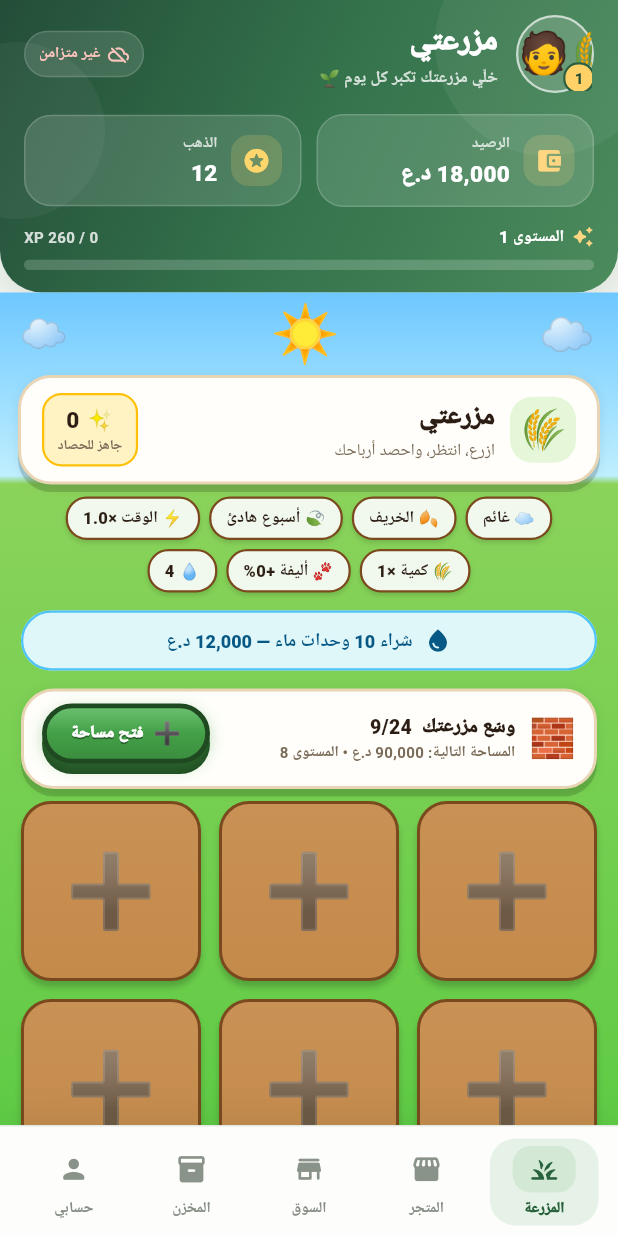
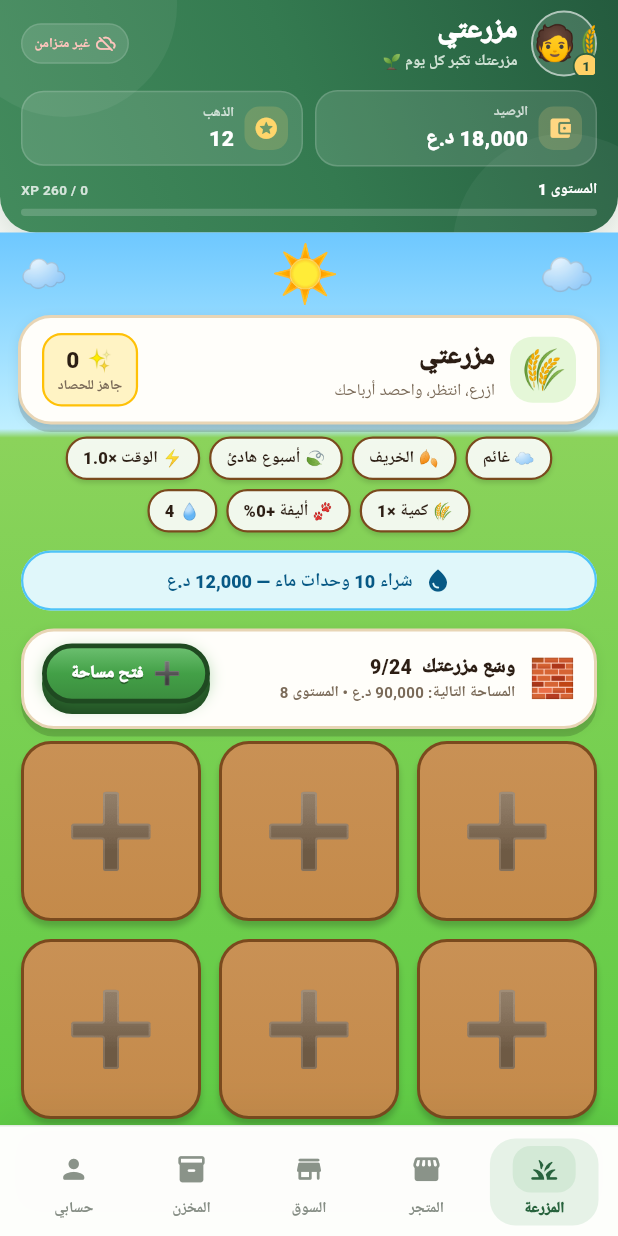
Before and after one commit to madara19091909/myapp2cpr, a Flutter app: the screen it shows once a user with an empty profile is signed in, on a phone screen of 412 x 824 dp. Run offline on Flutter 3.47's test engine with Material 3 defaults, Android fonts, the phone set to English and light mode, and no system bars; our stand-ins replace cloud_firestore, firebase_auth, firebase_core, shared_preferences; accounts and stored records are empty.

Commit message:
update lib/features/home/widgets/top_bar.dart

```diff
--- a/lib/features/home/widgets/top_bar.dart
+++ b/lib/features/home/widgets/top_bar.dart
@@ -4,6 +4,7 @@ import 'package:provider/provider.dart';
 import '../../../core/utils/formatters.dart';
 import '../../game/state/game_state.dart';
 
+/// Compact farm-only status header. It is deliberately not shown on the other tabs.
 class TopBar extends StatelessWidget {
   const TopBar({super.key, required this.onProfileTap});
   final VoidCallback onProfileTap;
@@ -14,64 +15,96 @@ class TopBar extends StatelessWidget {
     return Container(
       decoration: const BoxDecoration(
         gradient: LinearGradient(
-          begin: Alignment.topLeft,
-          end: Alignment.bottomRight,
-          colors: [Color(0xFF244D38), Color(0xFF34734C), Color(0xFF4C8B5C)],
+          begin: Alignment.topRight,
+          end: Alignment.bottomLeft,
+          colors: [Color(0xFF245B3E), Color(0xFF347A50), Color(0xFF438B5D)],
         ),
-        borderRadius: BorderRadius.vertical(bottom: Radius.circular(28)),
-        boxShadow: [BoxShadow(color: Color(0x26304E39), blurRadius: 22, offset: Offset(0, 8))],
+        borderRadius: BorderRadius.vertical(bottom: Radius.circular(24)),
+        boxShadow: [
+          BoxShadow(color: Color(0x24234D35), blurRadius: 16, offset: Offset(0, 5)),
+        ],
       ),
       child: ClipRRect(
-        borderRadius: const BorderRadius.vertical(bottom: Radius.circular(28)),
+        borderRadius: const BorderRadius.vertical(bottom: Radius.circular(24)),
         child: Stack(
           children: [
             Positioned(
-              top: -46, right: -28,
-              child: Container(
-                width: 150, height: 150,
-                decoration: BoxDecoration(shape: BoxShape.circle, color: Colors.white.withValues(alpha: .055)),
-              ),
+              top: -72,
+              left: -32,
+              child: _GlowCircle(size: 150, opacity: .055),
             ),
             Positioned(
-              top: 28, left: -48,
-              child: Container(
-                width: 118, height: 118,
-                decoration: BoxDecoration(shape: BoxShape.circle, color: Colors.white.withValues(alpha: .045)),
-              ),
+              bottom: -84,
+              right: -40,
+              child: _GlowCircle(size: 150, opacity: .045),
             ),
             SafeArea(
               bottom: false,
               child: Padding(
-                padding: const EdgeInsets.fromLTRB(16, 10, 16, 15),
+                padding: const EdgeInsets.fromLTRB(14, 7, 14, 11),
                 child: Column(
                   mainAxisSize: MainAxisSize.min,
                   children: [
                     Row(
                       children: [
                         _Avatar(level: game.level, onTap: onProfileTap),
-                        const SizedBox(width: 12),
-                        Expanded(
+                        const SizedBox(width: 9),
+                        const Expanded(
                           child: Column(
                             crossAxisAlignment: CrossAxisAlignment.start,
+                            mainAxisSize: MainAxisSize.min,
                             children: [
-                              const Text('مزرعتي', style: TextStyle(color: Colors.white, fontSize: 21, fontWeight: FontWeight.w900, letterSpacing: -.3)),
-                              const SizedBox(height: 2),
-                              Text('خلّي مزرعتك تكبر كل يوم 🌱', style: TextStyle(color: Colors.white.withValues(alpha: .78), fontSize: 11, fontWeight: FontWeight.w600)),
+                              Text(
+                                'مزرعتي',
+                                style: TextStyle(
+                                  color: Colors.white,
+                                  fontSize: 19,
+                                  height: 1.15,
+                                  fontWeight: FontWeight.w900,
+                                ),
+                              ),
+                              SizedBox(height: 2),
+                              Text(
+                                'مزرعتك تكبر كل يوم 🌱',
+                                style: TextStyle(
+                                  color: Color(0xDDE8F4EA),
+                                  fontSize: 10,
+                                  fontWeight: FontWeight.w600,
+                                ),
+                              ),
                             ],
                           ),
                         ),
-                        _CloudSyncStatus(saving: game.isCloudSaving, error: game.cloudSyncError, lastSync: game.lastCloudSync),
+                        _CloudSyncStatus(
+                          saving: game.isCloudSaving,
+                          error: game.cloudSyncError,
+                          lastSync: game.lastCloudSync,
+                        ),
                       ],
                     ),
-                    const SizedBox(height: 14),
+                    const SizedBox(height: 9),
                     Row(
                       children: [
-                        Expanded(child: _BalanceCard(icon: Icons.account_balance_wallet_rounded, label: 'الرصيد', value: formatIqd(game.money), accent: const Color(0xFFFFD782))),
-                        const SizedBox(width: 10),
-                        Expanded(child: _BalanceCard(icon: Icons.stars_rounded, label: 'الذهب', value: formatNumber(game.gold), accent: const Color(0xFFFFD66B))),
+                        Expanded(
+                          child: _BalanceCard(
+                            icon: Icons.account_balance_wallet_rounded,
+                            label: 'الرصيد',
+                            value: formatIqd(game.money),
+                            accent: const Color(0xFFFFD782),
+                          ),
+                        ),
+                        const SizedBox(width: 8),
+                        Expanded(
+                          child: _BalanceCard(
+                            icon: Icons.stars_rounded,
+                            label: 'الذهب',
+                            value: formatNumber(game.gold),
+                            accent: const Color(0xFFFFD66B),
+                          ),
+                        ),
                       ],
                     ),
-                    const SizedBox(height: 12),
+                    const SizedBox(height: 8),
                     _XpBar(level: game.level, xp: game.xp, needed: game.xpNeeded),
                   ],
                 ),
@@ -84,6 +117,22 @@ class TopBar extends StatelessWidget {
   }
 }
 
+class _GlowCircle extends StatelessWidget {
+  const _GlowCircle({required this.size, required this.opacity});
+  final double size;
+  final double opacity;
+
+  @override
+  Widget build(BuildContext context) => Container(
+        width: size,
+        height: size,
+        decoration: BoxDecoration(
+          shape: BoxShape.circle,
+          color: Colors.white.withValues(alpha: opacity),
+        ),
+      );
+}
+
 class _CloudSyncStatus extends StatelessWidget {
   const _CloudSyncStatus({required this.saving, required this.error, required this.lastSync});
   final bool saving;
@@ -92,19 +141,38 @@ class _CloudSyncStatus extends StatelessWidget {
 
   @override
   Widget build(BuildContext context) {
-    final color = saving ? const Color(0xFFFFD782) : error != null ? const Color(0xFFFFC5BD) : lastSync != null ? const Color(0xFFBDF3CE) : Colors.white70;
-    final icon = saving ? Icons.cloud_sync_rounded : error != null ? Icons.cloud_off_rounded : lastSync != null ? Icons.cloud_done_rounded : Icons.cloud_queue_rounded;
+    final color = saving
+        ? const Color(0xFFFFD782)
+        : error != null
+            ? const Color(0xFFFFC5BD)
+            : lastSync != null
+                ? const Color(0xFFBDF3CE)
+                : Colors.white70;
+    final icon = saving
+        ? Icons.cloud_sync_rounded
+        : error != null
+            ? Icons.cloud_off_rounded
+            : lastSync != null
+                ? Icons.cloud_done_rounded
+                : Icons.cloud_queue_rounded;
     final label = saving ? 'يحفظ' : error != null ? 'غير متزامن' : lastSync != null ? 'محفوظ' : 'ينتظر';
     return Tooltip(
       message: error ?? label,
       child: Container(
-        padding: const EdgeInsets.symmetric(horizontal: 9, vertical: 7),
-        decoration: BoxDecoration(color: Colors.white.withValues(alpha: .12), borderRadius: BorderRadius.circular(20), border: Border.all(color: Colors.white.withValues(alpha: .14))),
-        child: Row(mainAxisSize: MainAxisSize.min, children: [
-          Icon(icon, size: 14, color: color),
-          const SizedBox(width: 5),
-          Text(label, style: TextStyle(color: color, fontSize: 10, fontWeight: FontWeight.w800)),
-        ]),
+        padding: const EdgeInsets.symmetric(horizontal: 8, vertical: 6),
+        decoration: BoxDecoration(
+          color: Colors.white.withValues(alpha: .12),
+          borderRadius: BorderRadius.circular(20),
+          border: Border.all(color: Colors.white.withValues(alpha: .13)),
+        ),
+        child: Row(
+          mainAxisSize: MainAxisSize.min,
+          children: [
+            Icon(icon, size: 13, color: color),
+            const SizedBox(width: 4),
+            Text(label, style: TextStyle(color: color, fontSize: 9, fontWeight: FontWeight.w800)),
+          ],
+        ),
       ),
     );
   }
@@ -117,27 +185,40 @@ class _Avatar extends StatelessWidget {
 
   @override
   Widget build(BuildContext context) => Semantics(
-    button: true, label: 'الملف الشخصي، المستوى $level',
+        button: true,
+        label: 'الملف الشخصي، المستوى $level',
         child: GestureDetector(
           onTap: onTap,
           child: Container(
-        width: 52, height: 52,
+            width: 44,
+            height: 44,
             decoration: BoxDecoration(
-          color: Colors.white.withValues(alpha: .16),
+              color: Colors.white.withValues(alpha: .14),
               shape: BoxShape.circle,
-          border: Border.all(color: Colors.white.withValues(alpha: .65), width: 1.5),
+              border: Border.all(color: Colors.white.withValues(alpha: .58), width: 1.3),
             ),
-        child: Stack(alignment: Alignment.center, children: [
-          const Text('🧑‍🌾', style: TextStyle(fontSize: 27)),
+            child: Stack(
+              alignment: Alignment.center,
+              children: [
+                const Text('🧑‍🌾', style: TextStyle(fontSize: 23)),
                 Positioned(
-            right: -2, bottom: -2,
+                  right: -3,
+                  bottom: -3,
                   child: Container(
-              padding: const EdgeInsets.symmetric(horizontal: 6, vertical: 2),
-              decoration: BoxDecoration(color: const Color(0xFFFFD166), borderRadius: BorderRadius.circular(10), border: Border.all(color: const Color(0xFF2D6040), width: 1.5)),
-              child: Text('$level', style: const TextStyle(color: Color(0xFF254C35), fontSize: 10, fontWeight: FontWeight.w900)),
+                    padding: const EdgeInsets.symmetric(horizontal: 5, vertical: 1),
+                    decoration: BoxDecoration(
+                      color: const Color(0xFFFFD166),
+                      borderRadius: BorderRadius.circular(9),
+                      border: Border.all(color: const Color(0xFF2D6040), width: 1.2),
+                    ),
+                    child: Text(
+                      '$level',
+                      style: const TextStyle(color: Color(0xFF254C35), fontSize: 9, fontWeight: FontWeight.w900),
                     ),
                   ),
-        ]),
+                ),
+              ],
+            ),
           ),
         ),
       );
@@ -152,21 +233,40 @@ class _BalanceCard extends StatelessWidget {
 
   @override
   Widget build(BuildContext context) => Container(
-    padding: const EdgeInsets.symmetric(horizontal: 12, vertical: 11),
+        constraints: const BoxConstraints(minHeight: 49),
+        padding: const EdgeInsets.symmetric(horizontal: 9, vertical: 7),
         decoration: BoxDecoration(
-      color: Colors.white.withValues(alpha: .13),
-      borderRadius: BorderRadius.circular(18),
-      border: Border.all(color: Colors.white.withValues(alpha: .17)),
+          color: Colors.white.withValues(alpha: .12),
+          borderRadius: BorderRadius.circular(15),
+          border: Border.all(color: Colors.white.withValues(alpha: .15)),
         ),
-    child: Row(children: [
-      Container(width: 34, height: 34, decoration: BoxDecoration(color: accent.withValues(alpha: .18), borderRadius: BorderRadius.circular(12)), child: Icon(icon, color: accent, size: 19)),
-      const SizedBox(width: 9),
-      Expanded(child: Column(crossAxisAlignment: CrossAxisAlignment.start, children: [
-        Text(label, style: TextStyle(color: Colors.white.withValues(alpha: .75), fontSize: 10, fontWeight: FontWeight.w700)),
-        const SizedBox(height: 2),
-        FittedBox(fit: BoxFit.scaleDown, alignment: AlignmentDirectional.centerStart, child: Text(value, style: const TextStyle(color: Colors.white, fontSize: 15, fontWeight: FontWeight.w900))),
-      ])),
-    ]),
+        child: Row(
+          children: [
+            Container(
+              width: 29,
+              height: 29,
+              decoration: BoxDecoration(color: accent.withValues(alpha: .18), borderRadius: BorderRadius.circular(10)),
+              child: Icon(icon, color: accent, size: 17),
+            ),
+            const SizedBox(width: 7),
+            Expanded(
+              child: Column(
+                crossAxisAlignment: CrossAxisAlignment.start,
+                mainAxisAlignment: MainAxisAlignment.center,
+                mainAxisSize: MainAxisSize.min,
+                children: [
+                  Text(label, style: TextStyle(color: Colors.white.withValues(alpha: .73), fontSize: 9, fontWeight: FontWeight.w700)),
+                  const SizedBox(height: 1),
+                  FittedBox(
+                    fit: BoxFit.scaleDown,
+                    alignment: AlignmentDirectional.centerStart,
+                    child: Text(value, style: const TextStyle(color: Colors.white, fontSize: 14, fontWeight: FontWeight.w900)),
+                  ),
+                ],
+              ),
+            ),
+          ],
+        ),
       );
 }
 
@@ -180,23 +280,34 @@ class _XpBar extends StatelessWidget {
   Widget build(BuildContext context) {
     final safeNeeded = needed <= 0 ? 1 : needed;
     final progress = (xp / safeNeeded).clamp(0.0, 1.0).toDouble();
-    return Column(children: [
-      Row(children: [
-        const Icon(Icons.auto_awesome_rounded, color: Color(0xFFFFD782), size: 15),
-        const SizedBox(width: 5),
-        Text('المستوى $level', style: const TextStyle(color: Colors.white, fontSize: 11, fontWeight: FontWeight.w800)),
+    return Column(
+      mainAxisSize: MainAxisSize.min,
+      children: [
+        Row(
+          children: [
+            Text('المستوى $level', style: const TextStyle(color: Colors.white, fontSize: 10, fontWeight: FontWeight.w800)),
             const Spacer(),
-        Text('$xp / $safeNeeded XP', style: TextStyle(color: Colors.white.withValues(alpha: .8), fontSize: 10, fontWeight: FontWeight.w700)),
-      ]),
-      const SizedBox(height: 7),
+            Text('$xp / $safeNeeded XP', style: TextStyle(color: Colors.white.withValues(alpha: .78), fontSize: 9, fontWeight: FontWeight.w700)),
+          ],
+        ),
+        const SizedBox(height: 5),
         ClipRRect(
           borderRadius: BorderRadius.circular(10),
           child: Container(
-          height: 7, color: Colors.white.withValues(alpha: .19),
+            height: 5,
+            color: Colors.white.withValues(alpha: .18),
             alignment: AlignmentDirectional.centerStart,
-          child: FractionallySizedBox(widthFactor: progress, child: const DecoratedBox(decoration: BoxDecoration(gradient: LinearGradient(colors: [Color(0xFFFFD166), Color(0xFFFFF0A8)])))),
+            child: FractionallySizedBox(
+              widthFactor: progress,
+              child: const DecoratedBox(
+                decoration: BoxDecoration(
+                  gradient: LinearGradient(colors: [Color(0xFFFFD166), Color(0xFFFFF0A8)]),
                 ),
               ),
-    ]);
+            ),
+          ),
+        ),
+      ],
+    );
   }
 }
```
Lines whose indentation alone changed are shown as unchanged.
